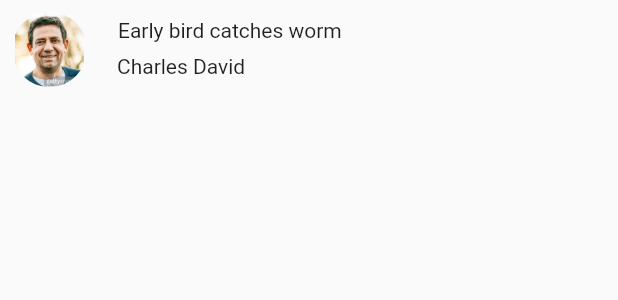
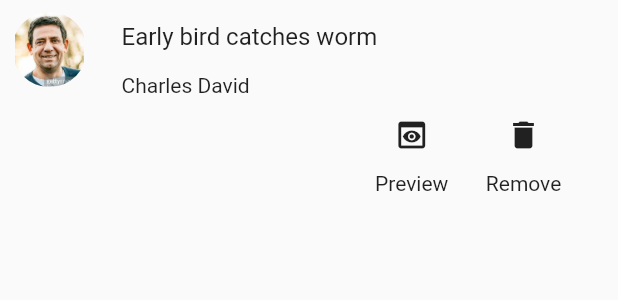
Before and after one commit to sanjay8330/QuotesApp, a Flutter app: the QuotesListView widget shown alone on an empty page, opened directly with sample values from the repository, on a phone screen of 412 x 824 dp. Shown: the top 300 px of the screen. Run offline on Flutter 3.47's test engine with Material 2 defaults, Android fonts, the phone set to English and light mode, and no system bars.

Commit message:
Commit as at 05/3/22 - Completed all the UI related to favorite management

```diff
--- a/lib/components/favorite_management_components/quotes_listview.dart
+++ b/lib/components/favorite_management_components/quotes_listview.dart
@@ -11,8 +11,9 @@ class QuotesListView extends StatelessWidget {
 
   @override
   Widget build(BuildContext context) {
-    return Row(
-      mainAxisSize: MainAxisSize.min,
+    return Column(
+      children: [
+        Row(
           mainAxisAlignment: MainAxisAlignment.start,
           crossAxisAlignment: CrossAxisAlignment.start,
           children: [
@@ -25,20 +26,51 @@ class QuotesListView extends StatelessWidget {
                 ),
               ),
             ),
-        Flexible(
-          child: Padding(
-            padding: const EdgeInsets.all(12.0),
-            child: Column(
+            Column(
+              mainAxisAlignment: MainAxisAlignment.start,
+              crossAxisAlignment: CrossAxisAlignment.start,
               children: [
-                Text(quotes.quote),
                 Padding(
-                  padding: const EdgeInsets.only(top: 8.0, right: 65.0),
+                  padding: const EdgeInsets.all(15.0),
+                  child: Text(quotes.quote, style: const TextStyle(
+                    fontSize: 16
+                  ),),
+                ),
+                Padding(
+                  padding: const EdgeInsets.only(left: 15.0),
                   child: Text(quotes.personName),
                 ),
               ],
+            )
+          ],
+        ),
+        Row(
+          children: [
+            Padding(
+              padding: const EdgeInsets.only(left: 250.0),
+              child: Column(
+                mainAxisAlignment: MainAxisAlignment.spaceBetween,
+                //crossAxisAlignment: CrossAxisAlignment.stretch,
+                children: [
+                  IconButton(onPressed: () {}, icon: Icon(Icons.preview)),
+                  Text('Preview')
+                ],
               ),
             ),
-        )
+            Padding(
+              padding: const EdgeInsets.only(left: 25.0),
+              child: Column(
+                mainAxisAlignment: MainAxisAlignment.spaceBetween,
+                //crossAxisAlignment: CrossAxisAlignment.stretch,
+                children: [
+                  IconButton(onPressed: () {}, icon: Icon(Icons.delete)),
+                  Text('Remove')
+                ],
+              ),
+            ),
+          ],
+        ),
+        SizedBox(width: double.infinity, height: 15,),
       ],
     );
   }
--- a/lib/main.dart
+++ b/lib/main.dart
@@ -2,6 +2,7 @@ import 'package:flutter/material.dart';
 import 'package:quotes_app/screens/favorite_management/find_quotes.dart';
 import 'package:quotes_app/screens/favorite_management/view_favorites.dart';
 import 'package:quotes_app/screens/favorite_management/view_single_quote.dart';
+import 'package:quotes_app/screens/quote_management/view_quotes.dart';
 
 void main() {
   runApp(const MyApp());
@@ -22,8 +23,9 @@ class MyApp extends StatelessWidget {
       initialRoute: FindQuotes.routeName,
       routes: {
         FindQuotes.routeName : (context) => FindQuotes(),
+        ViewSingleQuote.routeName : (context) => ViewSingleQuote(),
         ViewFavorites.routeName : (context) => ViewFavorites(),
-        ViewSingleQuote.routeName : (context) => ViewSingleQuote()
+        ViewQuotes.routeName : (context) => ViewQuotes(),
       },
 
     );
```
Also changed, not shown: lib/screens/favorite_management/find_quotes.dart (+5 -2 lines), lib/screens/favorite_management/view_favorites.dart (+8 -9 lines), lib/screens/quote_management/view_quotes.dart (added, +48 -0 lines). Lines whose indentation alone changed are shown as unchanged.
